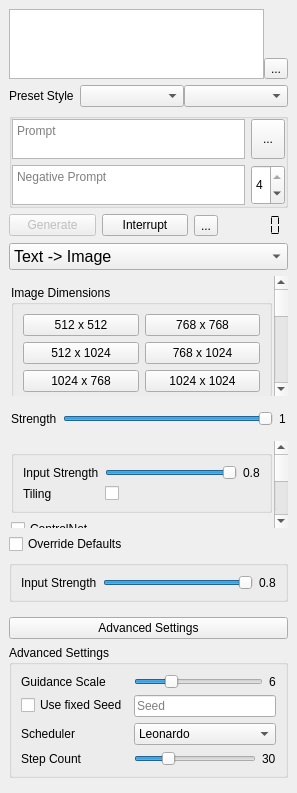
First picture: the form in leonardo_ai/view/dock.ui, repository rainu/krita-leonardo-ai, before the edit.
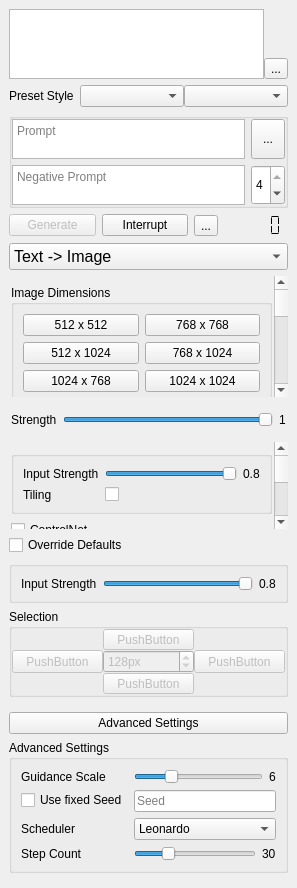
Second picture: the form after the edit. Icons and pictures are not drawn.

Commit message: add buttons for inserting selections for outpainting

The edit to the form file:
```diff
--- a/leonardo_ai/view/dock.ui
+++ b/leonardo_ai/view/dock.ui
@@ -7,7 +7,7 @@
     <x>0</x>
     <y>0</y>
     <width>297</width>
-    <height>793</height>
+    <height>888</height>
    </rect>
   </property>
   <property name="toolTip">
@@ -451,7 +451,7 @@
           <property name="geometry">
            <rect>
             <x>0</x>
-            <y>0</y>
+            <y>-105</y>
             <width>265</width>
             <height>733</height>
            </rect>
@@ -1730,6 +1730,146 @@
          </layout>
         </widget>
        </item>
+       <item>
+        <widget class="QFrame" name="grpOutpaint">
+         <property name="frameShape">
+          <enum>QFrame::NoFrame</enum>
+         </property>
+         <property name="frameShadow">
+          <enum>QFrame::Raised</enum>
+         </property>
+         <layout class="QVBoxLayout" name="verticalLayout_3">
+          <property name="leftMargin">
+           <number>0</number>
+          </property>
+          <property name="topMargin">
+           <number>0</number>
+          </property>
+          <property name="rightMargin">
+           <number>0</number>
+          </property>
+          <property name="bottomMargin">
+           <number>0</number>
+          </property>
+          <item>
+           <widget class="QGroupBox" name="groupBox_19">
+            <property name="title">
+             <string>Selection</string>
+            </property>
+            <layout class="QGridLayout" name="gridLayout_3">
+             <property name="leftMargin">
+              <number>0</number>
+             </property>
+             <property name="topMargin">
+              <number>0</number>
+             </property>
+             <property name="rightMargin">
+              <number>0</number>
+             </property>
+             <property name="bottomMargin">
+              <number>0</number>
+             </property>
+             <property name="spacing">
+              <number>0</number>
+             </property>
+             <item row="0" column="1">
+              <widget class="QToolButton" name="btnOutpaintInsertSelectionTop">
+               <property name="enabled">
+                <bool>false</bool>
+               </property>
+               <property name="sizePolicy">
+                <sizepolicy hsizetype="Preferred" vsizetype="Preferred">
+                 <horstretch>0</horstretch>
+                 <verstretch>0</verstretch>
+                </sizepolicy>
+               </property>
+               <property name="text">
+                <string>PushButton</string>
+               </property>
+               <property name="icon">
+                <iconset theme="go-up"/>
+               </property>
+              </widget>
+             </item>
+             <item row="1" column="2">
+              <widget class="QToolButton" name="btnOutpaintInsertSelectionRight">
+               <property name="enabled">
+                <bool>false</bool>
+               </property>
+               <property name="sizePolicy">
+                <sizepolicy hsizetype="Preferred" vsizetype="Preferred">
+                 <horstretch>0</horstretch>
+                 <verstretch>0</verstretch>
+                </sizepolicy>
+               </property>
+               <property name="text">
+                <string>PushButton</string>
+               </property>
+               <property name="icon">
+                <iconset theme="go-next"/>
+               </property>
+              </widget>
+             </item>
+             <item row="1" column="1">
+              <widget class="QSpinBox" name="inOutpaintInsertSelectionPadding">
+               <property name="enabled">
+                <bool>false</bool>
+               </property>
+               <property name="suffix">
+                <string>px</string>
+               </property>
+               <property name="maximum">
+                <number>4096</number>
+               </property>
+               <property name="value">
+                <number>128</number>
+               </property>
+              </widget>
+             </item>
+             <item row="2" column="1">
+              <widget class="QToolButton" name="btnOutpaintInsertSelectionBottom">
+               <property name="enabled">
+                <bool>false</bool>
+               </property>
+               <property name="sizePolicy">
+                <sizepolicy hsizetype="Preferred" vsizetype="Preferred">
+                 <horstretch>0</horstretch>
+                 <verstretch>0</verstretch>
+                </sizepolicy>
+               </property>
+               <property name="text">
+                <string>PushButton</string>
+               </property>
+               <property name="icon">
+                <iconset theme="go-down"/>
+               </property>
+              </widget>
+             </item>
+             <item row="1" column="0">
+              <widget class="QToolButton" name="btnOutpaintInsertSelectionLeft">
+               <property name="enabled">
+                <bool>false</bool>
+               </property>
+               <property name="sizePolicy">
+                <sizepolicy hsizetype="Preferred" vsizetype="Preferred">
+                 <horstretch>0</horstretch>
+                 <verstretch>0</verstretch>
+                </sizepolicy>
+               </property>
+               <property name="text">
+                <string>PushButton</string>
+               </property>
+               <property name="icon">
+                <iconset theme="go-previous"/>
+               </property>
+              </widget>
+             </item>
+            </layout>
+           </widget>
+          </item>
+         </layout>
+        </widget>
+       </item>
       </layout>
      </widget>
     </item>
```
Left out of the diff: 2 changed lines with no effect on the pictures. The commit also changes 3 other files.
